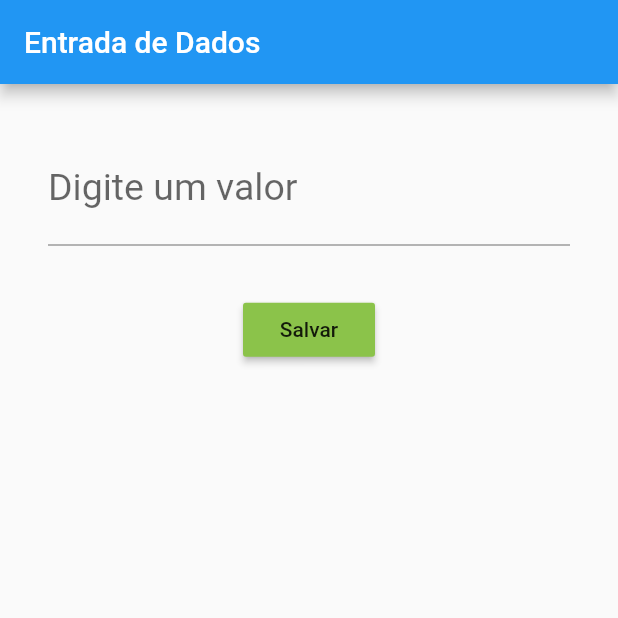
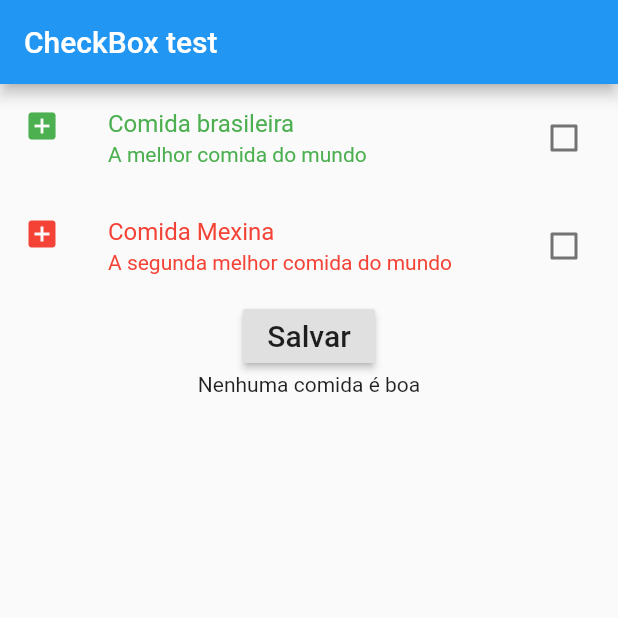
Before and after one commit to petscaramussi/EntradaDados, a Flutter app: the screen it shows after launch, after a tap on "Salvar", on a phone screen of 412 x 824 dp, the top half of it. Run offline on Flutter 3.47's test engine with Material 2 defaults, Android fonts, the phone set to English and light mode, and no system bars.

Commit message:
Add class to train checkbox use

```diff
--- /dev/null
+++ b/entrada_dados/lib/EntradaCheckBox.dart
@@ -0,0 +1,81 @@
+import 'package:flutter/material.dart';
+
+class EntradaCheckBox extends StatefulWidget {
+  @override
+  _EntradaCheckBoxState createState() => _EntradaCheckBoxState();
+}
+
+class _EntradaCheckBoxState extends State<EntradaCheckBox> {
+  bool _comidaBrasileira = false;
+  bool _comidaMexicana = false;
+  String _resultado = "";
+
+  @override
+  Widget build(BuildContext context) {
+    return Scaffold(
+      appBar: AppBar(
+        title: Text("CheckBox test"),
+      ),
+      body: Container(
+        child: Column(
+          children: <Widget>[
+            CheckboxListTile(
+              title: Text("Comida brasileira"),
+              subtitle: Text("A melhor comida do mundo"),
+              activeColor: Colors.green,
+              selected: true,
+              secondary: Icon(Icons.add_box),
+              value: _comidaBrasileira,
+              onChanged: (bool resultado) {
+                setState(() {
+                  _comidaBrasileira = resultado;
+                });
+              },
+            ),
+            CheckboxListTile(
+              title: Text("Comida Mexina"),
+              subtitle: Text("A segunda melhor comida do mundo"),
+              activeColor: Colors.red,
+              selected: true,
+              secondary: Icon(Icons.add_box),
+              value: _comidaMexicana,
+              onChanged: (bool resultado) {
+                setState(() {
+                  _comidaMexicana = resultado;
+                });
+              },
+            ),
+            RaisedButton(
+              child: Text(
+                "Salvar",
+                style: TextStyle(fontSize: 20),
+              ),
+              onPressed: () {
+                if (_comidaBrasileira == true && _comidaMexicana == true) {
+                  setState(() {
+                    _resultado = "As duas comidas são as melhores";
+                  });
+                } else if (_comidaBrasileira == true &&
+                    _comidaMexicana == false) {
+                  setState(() {
+                    _resultado = "Só a comida brasileira é boa";
+                  });
+                } else if (_comidaBrasileira == false &&
+                    _comidaMexicana == true) {
+                  setState(() {
+                    _resultado = "Só a comida mexicana é boa";
+                  });
+                } else {
+                  setState(() {
+                    _resultado = "Nenhuma comida é boa";
+                  });
+                }
+              },
+            ),
+            Text(_resultado)
+          ],
+        ),
+      ),
+    );
+  }
+}
--- a/entrada_dados/lib/main.dart
+++ b/entrada_dados/lib/main.dart
@@ -1,10 +1,12 @@
-import 'package:entrada_dados/CampoTexto.dart';
+//import 'package:entrada_dados/CampoTexto.dart';
 import 'package:flutter/material.dart';
-import 'CampoTexto.dart';
+//import 'CampoTexto.dart';
+import 'EntradaCheckBox.dart';
 void main(){
   runApp(
     MaterialApp(
-      home: CampoTexto(),
+      //home: CampoTexto(),
+      home: EntradaCheckBox(),
     )
   );
 }
```
